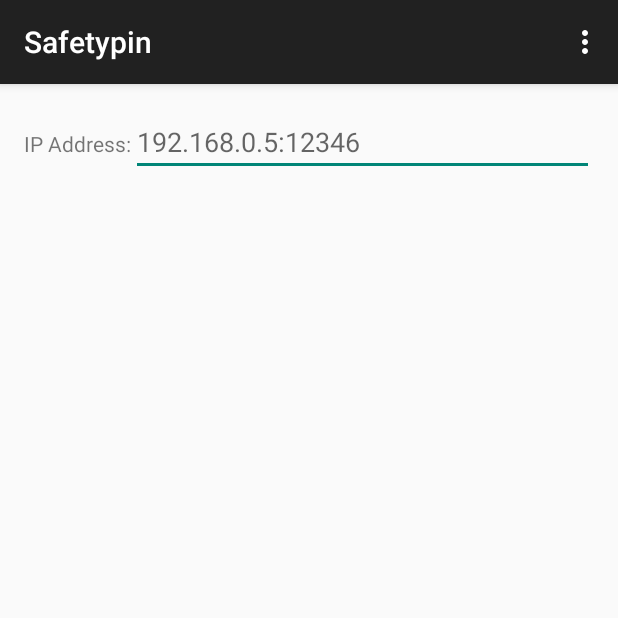
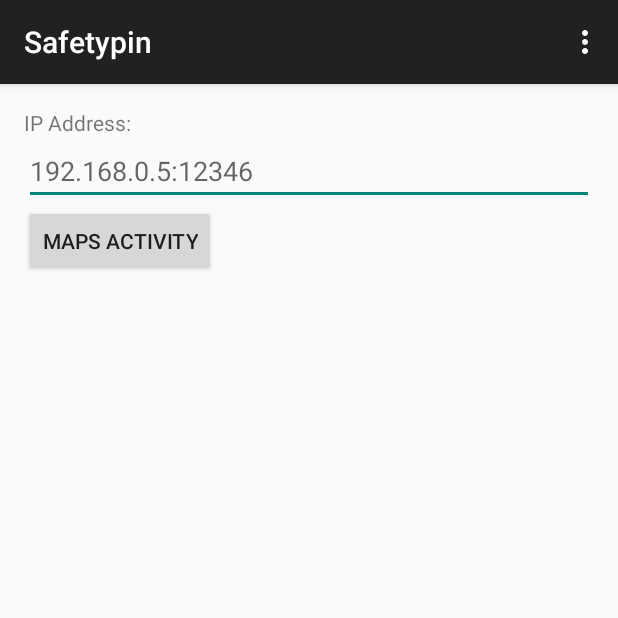
Before and after one commit to IvanKelber/SafetyPin, an Android app: the screen it shows after launch (MainActivity), on a phone screen of 412 x 824 dp, the top half of it. Run offline under Robolectric (Android 15) with nearby library versions, the phone set to English and light mode, and no system bars.

Commit message:
Android code now finds where you are in the world and prints lat/long to the screen.  It also is connected to a map.  Your current location doesn't appear on the map yet.

```diff
--- a/android/app/src/main/java/com/safetypin/safetypin/MainActivity.java
+++ b/android/app/src/main/java/com/safetypin/safetypin/MainActivity.java
@@ -1,11 +1,14 @@
 package com.safetypin.safetypin;
 
+import android.content.Intent;
 import android.os.Bundle;
 import android.support.v7.app.ActionBarActivity;
 import android.view.KeyEvent;
 import android.view.Menu;
 import android.view.MenuItem;
+import android.view.View;
 import android.view.inputmethod.EditorInfo;
+import android.widget.Button;
 import android.widget.EditText;
 import android.widget.TextView;
 
@@ -19,6 +22,7 @@ public class MainActivity extends ActionBarActivity {
 
         final EditText addr = (EditText) findViewById(R.id.addr_text);
         final TextView response = (TextView) findViewById(R.id.text_view);
+        final Button button = (Button) findViewById(R.id.toMaps);
 
         addr.setOnEditorActionListener(new TextView.OnEditorActionListener() {
             @Override
@@ -31,6 +35,14 @@ public class MainActivity extends ActionBarActivity {
                     handled = true;
                 }
                 return handled;
+            }
+        });
+
+        button.setOnClickListener(new View.OnClickListener() {
+            @Override
+            public void onClick(View view) {
+                Intent i = new Intent(MainActivity.this,MapsActivity.class);
+                startActivity(i);
             }
         });
     }
--- a/android/app/src/main/res/layout/activity_main.xml
+++ b/android/app/src/main/res/layout/activity_main.xml
@@ -3,7 +3,9 @@
     android:layout_height="match_parent" android:paddingLeft="@dimen/activity_horizontal_margin"
     android:paddingRight="@dimen/activity_horizontal_margin"
     android:paddingTop="@dimen/activity_vertical_margin"
-    android:paddingBottom="@dimen/activity_vertical_margin" tools:context=".MainActivity">
+    android:paddingBottom="@dimen/activity_vertical_margin"
+    android:orientation="vertical"
+    tools:context=".MainActivity">
 
     <TextView
         android:id="@+id/text_view"
@@ -19,4 +21,10 @@
         android:imeOptions="actionSend"
         android:hint="192.168.0.5:12346"/>
 
+    <Button
+        android:id="@+id/toMaps"
+        android:text="Maps Activity"
+        android:layout_width="wrap_content"
+        android:layout_height="wrap_content" />
+
 </LinearLayout>
--- a/android/app/src/main/res/values/strings.xml
+++ b/android/app/src/main/res/values/strings.xml
@@ -4,5 +4,7 @@
     <string name="app_name">Safetypin</string>
     <string name="hello_world">Hello world!</string>
     <string name="action_settings">Settings</string>
+    <string name="title_activity_maps">Map</string>
+    <string name="title_activity_temp">TempActivity</string>
 
 </resources>
```
Also changed, not shown: android/app/src/main/AndroidManifest.xml (+23 -1 lines), android/app/src/main/java/com/safetypin/safetypin/MapsActivity.java (added, +67 -0 lines), android/app/src/main/res/layout/activity_maps.xml (added, +8 -0 lines), android/app/src/main/res/layout/activity_temp.xml (added, +12 -0 lines), android/app/src/main/res/menu/menu_temp.xml (added, +7 -0 lines).
